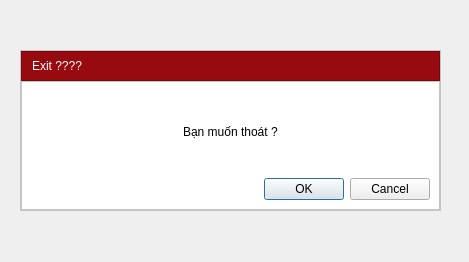
Before: the Qt Designer form GUI/UI/exit.ui in trantuankhoi/HeThongChamCong, drawn with Qt 5.
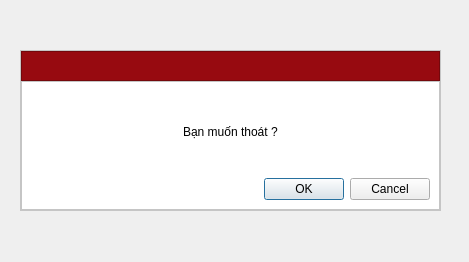
After: the same form once the commit is applied.

The edit to the form file:
```diff
--- a/GUI/UI/exit.ui
+++ b/GUI/UI/exit.ui
@@ -93,16 +93,6 @@
        <property name="bottomMargin">
         <number>0</number>
        </property>
-       <item>
-        <widget class="QLabel" name="label_2">
-         <property name="styleSheet">
-          <string notr="true">color: rgb(255, 255, 255);</string>
-         </property>
-         <property name="text">
-          <string>Exit ????</string>
-         </property>
-        </widget>
-       </item>
       </layout>
      </widget>
     </item>
```
